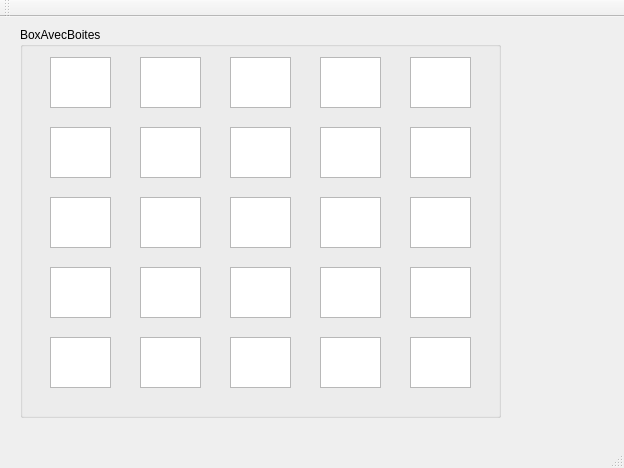
Before: the Qt Designer form mainwindow.ui in PierrickAlexis/Quixo_Game, drawn with Qt 5.
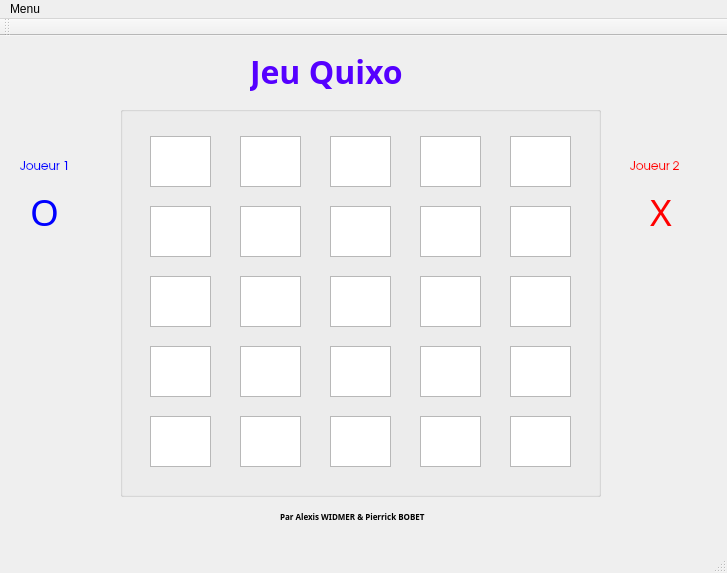
After: the same form once the commit is applied.

Commit message: Amelioration interface

```diff
--- a/mainwindow.ui
+++ b/mainwindow.ui
@@ -6,8 +6,8 @@
    <rect>
     <x>0</x>
     <y>0</y>
-    <width>624</width>
-    <height>468</height>
+    <width>727</width>
+    <height>573</height>
    </rect>
   </property>
   <property name="windowTitle">
@@ -17,16 +17,13 @@
    <widget class="QGroupBox" name="groupBox">
     <property name="geometry">
      <rect>
-      <x>20</x>
-      <y>10</y>
+      <x>120</x>
+      <y>70</y>
       <width>481</width>
       <height>391</height>
      </rect>
     </property>
-    <property name="title">
-     <string>BoxAvecBoites</string>
-    </property>
-    <widget class="QTextEdit" name="textEdit">
+    <widget class="QTextEdit" name="bloc1">
      <property name="geometry">
       <rect>
        <x>30</x>
@@ -35,6 +32,15 @@
        <height>51</height>
       </rect>
      </property>
+     <property name="font">
+      <font>
+       <family>Abyssinica SIL</family>
+       <pointsize>16</pointsize>
+      </font>
+     </property>
+     <property name="tabStopWidth">
+      <number>80</number>
+     </property>
     </widget>
     <widget class="QTextEdit" name="textEdit_2">
      <property name="geometry">
@@ -276,36 +282,334 @@
       </rect>
      </property>
     </widget>
-    <zorder>textEdit</zorder>
-    <zorder>textEdit_2</zorder>
-    <zorder>textEdit_3</zorder>
-    <zorder>textEdit_4</zorder>
-    <zorder>textEdit_5</zorder>
-    <zorder>textEdit_10</zorder>
-    <zorder>textEdit_7</zorder>
-    <zorder>textEdit_8</zorder>
-    <zorder>textEdit_9</zorder>
-    <zorder>textEdit_6</zorder>
-    <zorder>textEdit_6</zorder>
-    <zorder>textEdit_7</zorder>
-    <zorder>textEdit_8</zorder>
-    <zorder>textEdit_9</zorder>
-    <zorder>textEdit_10</zorder>
-    <zorder>textEdit_11</zorder>
-    <zorder>textEdit_12</zorder>
-    <zorder>textEdit_13</zorder>
-    <zorder>textEdit_14</zorder>
-    <zorder>textEdit_15</zorder>
-    <zorder>textEdit_16</zorder>
-    <zorder>textEdit_17</zorder>
-    <zorder>textEdit_18</zorder>
-    <zorder>textEdit_19</zorder>
-    <zorder>textEdit_20</zorder>
-    <zorder>textEdit_21</zorder>
-    <zorder>textEdit_22</zorder>
-    <zorder>textEdit_23</zorder>
-    <zorder>textEdit_24</zorder>
-    <zorder>textEdit_25</zorder>
+   </widget>
+   <widget class="QLabel" name="AffichageJoueur1">
+    <property name="geometry">
+     <rect>
+      <x>20</x>
+      <y>120</y>
+      <width>85</width>
+      <height>22</height>
+     </rect>
+    </property>
+    <property name="palette">
+     <palette>
+      <active>
+       <colorrole role="WindowText">
+        <brush brushstyle="SolidPattern">
+         <color alpha="255">
+          <red>0</red>
+          <green>0</green>
+          <blue>255</blue>
+         </color>
+        </brush>
+       </colorrole>
+      </active>
+      <inactive>
+       <colorrole role="WindowText">
+        <brush brushstyle="SolidPattern">
+         <color alpha="255">
+          <red>0</red>
+          <green>0</green>
+          <blue>255</blue>
+         </color>
+        </brush>
+       </colorrole>
+      </inactive>
+      <disabled>
+       <colorrole role="WindowText">
+        <brush brushstyle="SolidPattern">
+         <color alpha="255">
+          <red>128</red>
+          <green>128</green>
+          <blue>128</blue>
+         </color>
+        </brush>
+       </colorrole>
+      </disabled>
+     </palette>
+    </property>
+    <property name="font">
+     <font>
+      <family>TeX Gyre Adventor</family>
+     </font>
+    </property>
+    <property name="text">
+     <string>Joueur 1</string>
+    </property>
+   </widget>
+   <widget class="QLabel" name="Titre">
+    <property name="geometry">
+     <rect>
+      <x>250</x>
+      <y>10</y>
+      <width>241</width>
+      <height>51</height>
+     </rect>
+    </property>
+    <property name="palette">
+     <palette>
+      <active>
+       <colorrole role="WindowText">
+        <brush brushstyle="SolidPattern">
+         <color alpha="255">
+          <red>85</red>
+          <green>0</green>
+          <blue>255</blue>
+         </color>
+        </brush>
+       </colorrole>
+       <colorrole role="Text">
+        <brush brushstyle="SolidPattern">
+         <color alpha="255">
+          <red>0</red>
+          <green>0</green>
+          <blue>255</blue>
+         </color>
+        </brush>
+       </colorrole>
+      </active>
+      <inactive>
+       <colorrole role="WindowText">
+        <brush brushstyle="SolidPattern">
+         <color alpha="255">
+          <red>85</red>
+          <green>0</green>
+          <blue>255</blue>
+         </color>
+        </brush>
+       </colorrole>
+       <colorrole role="Text">
+        <brush brushstyle="SolidPattern">
+         <color alpha="255">
+          <red>0</red>
+          <green>0</green>
+          <blue>255</blue>
+         </color>
+        </brush>
+       </colorrole>
+      </inactive>
+      <disabled>
+       <colorrole role="WindowText">
+        <brush brushstyle="SolidPattern">
+         <color alpha="255">
+          <red>128</red>
+          <green>128</green>
+          <blue>128</blue>
+         </color>
+        </brush>
+       </colorrole>
+       <colorrole role="Text">
+        <brush brushstyle="SolidPattern">
+         <color alpha="255">
+          <red>128</red>
+          <green>128</green>
+          <blue>128</blue>
+         </color>
+        </brush>
+       </colorrole>
+      </disabled>
+     </palette>
+    </property>
+    <property name="font">
+     <font>
+      <family>Comfortaa</family>
+      <pointsize>24</pointsize>
+      <weight>75</weight>
+      <bold>true</bold>
+     </font>
+    </property>
+    <property name="text">
+     <string>Jeu Quixo</string>
+    </property>
+   </widget>
+   <widget class="QLabel" name="Titre_2">
+    <property name="geometry">
+     <rect>
+      <x>280</x>
+      <y>470</y>
+      <width>211</width>
+      <height>21</height>
+     </rect>
+    </property>
+    <property name="font">
+     <font>
+      <family>Comfortaa</family>
+      <pointsize>6</pointsize>
+      <weight>75</weight>
+      <bold>true</bold>
+     </font>
+    </property>
+    <property name="text">
+     <string>Par Alexis WIDMER &amp; Pierrick BOBET</string>
+    </property>
+   </widget>
+   <widget class="QLabel" name="AffichageJoueur1_2">
+    <property name="geometry">
+     <rect>
+      <x>630</x>
+      <y>120</y>
+      <width>85</width>
+      <height>22</height>
+     </rect>
+    </property>
+    <property name="palette">
+     <palette>
+      <active>
+       <colorrole role="WindowText">
+        <brush brushstyle="SolidPattern">
+         <color alpha="255">
+          <red>255</red>
+          <green>0</green>
+          <blue>0</blue>
+         </color>
+        </brush>
+       </colorrole>
+      </active>
+      <inactive>
+       <colorrole role="WindowText">
+        <brush brushstyle="SolidPattern">
+         <color alpha="255">
+          <red>255</red>
+          <green>0</green>
+          <blue>0</blue>
+         </color>
+        </brush>
+       </colorrole>
+      </inactive>
+      <disabled>
+       <colorrole role="WindowText">
+        <brush brushstyle="SolidPattern">
+         <color alpha="255">
+          <red>128</red>
+          <green>128</green>
+          <blue>128</blue>
+         </color>
+        </brush>
+       </colorrole>
+      </disabled>
+     </palette>
+    </property>
+    <property name="font">
+     <font>
+      <family>TeX Gyre Adventor</family>
+     </font>
+    </property>
+    <property name="text">
+     <string>Joueur 2</string>
+    </property>
+   </widget>
+   <widget class="QLabel" name="AffichageJoueur1_3">
+    <property name="geometry">
+     <rect>
+      <x>30</x>
+      <y>150</y>
+      <width>41</width>
+      <height>51</height>
+     </rect>
+    </property>
+    <property name="palette">
+     <palette>
+      <active>
+       <colorrole role="WindowText">
+        <brush brushstyle="SolidPattern">
+         <color alpha="255">
+          <red>0</red>
+          <green>0</green>
+          <blue>255</blue>
+         </color>
+        </brush>
+       </colorrole>
+      </active>
+      <inactive>
+       <colorrole role="WindowText">
+        <brush brushstyle="SolidPattern">
+         <color alpha="255">
+          <red>0</red>
+          <green>0</green>
+          <blue>255</blue>
+         </color>
+        </brush>
+       </colorrole>
+      </inactive>
+      <disabled>
+       <colorrole role="WindowText">
+        <brush brushstyle="SolidPattern">
+         <color alpha="255">
+          <red>128</red>
+          <green>128</green>
+          <blue>128</blue>
+         </color>
+        </brush>
+       </colorrole>
+      </disabled>
+     </palette>
+    </property>
+    <property name="font">
+     <font>
+      <family>Abyssinica SIL</family>
+      <pointsize>28</pointsize>
+     </font>
+    </property>
+    <property name="text">
+     <string>O</string>
+    </property>
+   </widget>
+   <widget class="QLabel" name="AffichageJoueur1_4">
+    <property name="geometry">
+     <rect>
+      <x>650</x>
+      <y>150</y>
+      <width>41</width>
+      <height>51</height>
+     </rect>
+    </property>
+    <property name="palette">
+     <palette>
+      <active>
+       <colorrole role="WindowText">
+        <brush brushstyle="SolidPattern">
+         <color alpha="255">
+          <red>255</red>
+          <green>0</green>
+          <blue>0</blue>
+         </color>
+        </brush>
+       </colorrole>
+      </active>
+      <inactive>
+       <colorrole role="WindowText">
+        <brush brushstyle="SolidPattern">
+         <color alpha="255">
+          <red>255</red>
+          <green>0</green>
+          <blue>0</blue>
+         </color>
+        </brush>
+       </colorrole>
+      </inactive>
+      <disabled>
+       <colorrole role="WindowText">
+        <brush brushstyle="SolidPattern">
+         <color alpha="255">
+          <red>128</red>
+          <green>128</green>
+          <blue>128</blue>
+         </color>
+        </brush>
+       </colorrole>
+      </disabled>
+     </palette>
+    </property>
+    <property name="font">
+     <font>
+      <family>Abyssinica SIL</family>
+      <pointsize>28</pointsize>
+     </font>
+    </property>
+    <property name="text">
+     <string>X</string>
+    </property>
    </widget>
   </widget>
   <widget class="QMenuBar" name="menuBar">
@@ -313,10 +617,18 @@
     <rect>
      <x>0</x>
      <y>0</y>
-     <width>624</width>
-     <height>22</height>
+     <width>727</width>
+     <height>27</height>
     </rect>
    </property>
+   <widget class="QMenu" name="menuJeu_Quixo">
+    <property name="title">
+     <string>Menu</string>
+    </property>
+    <addaction name="actionRemise_z_ro"/>
+    <addaction name="actionQuitter"/>
+   </widget>
+   <addaction name="menuJeu_Quixo"/>
   </widget>
   <widget class="QToolBar" name="mainToolBar">
    <attribute name="toolBarArea">
```
Left out of the diff: 81 changed lines with no effect on the pictures. The commit also changes 2 other files.
